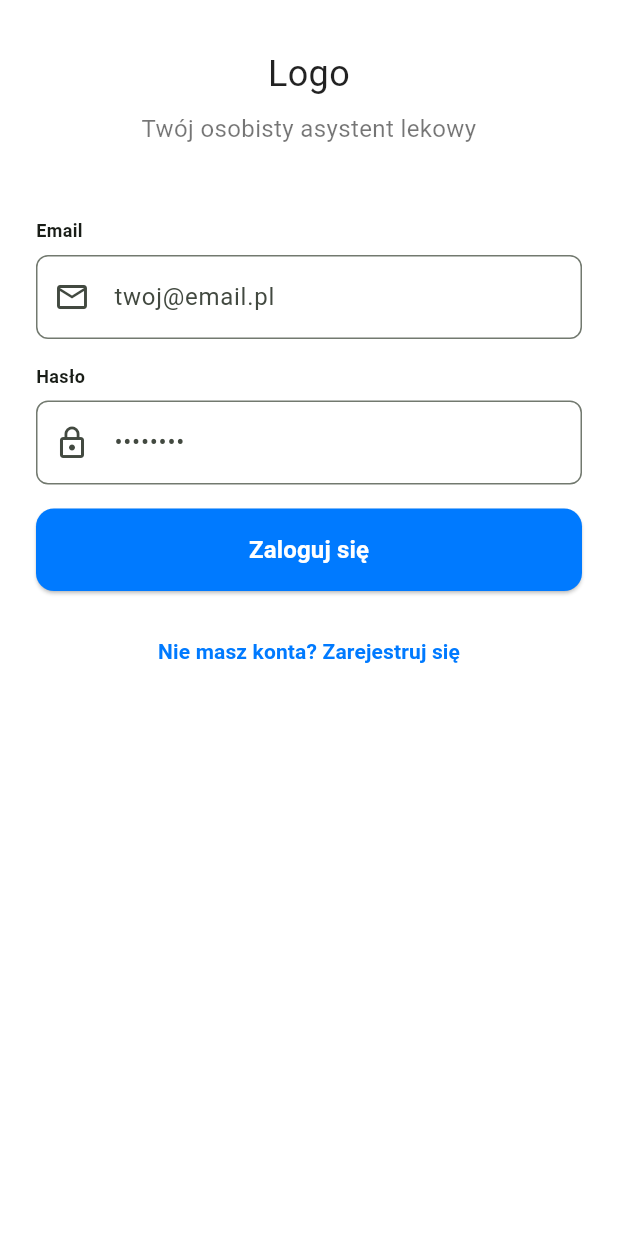
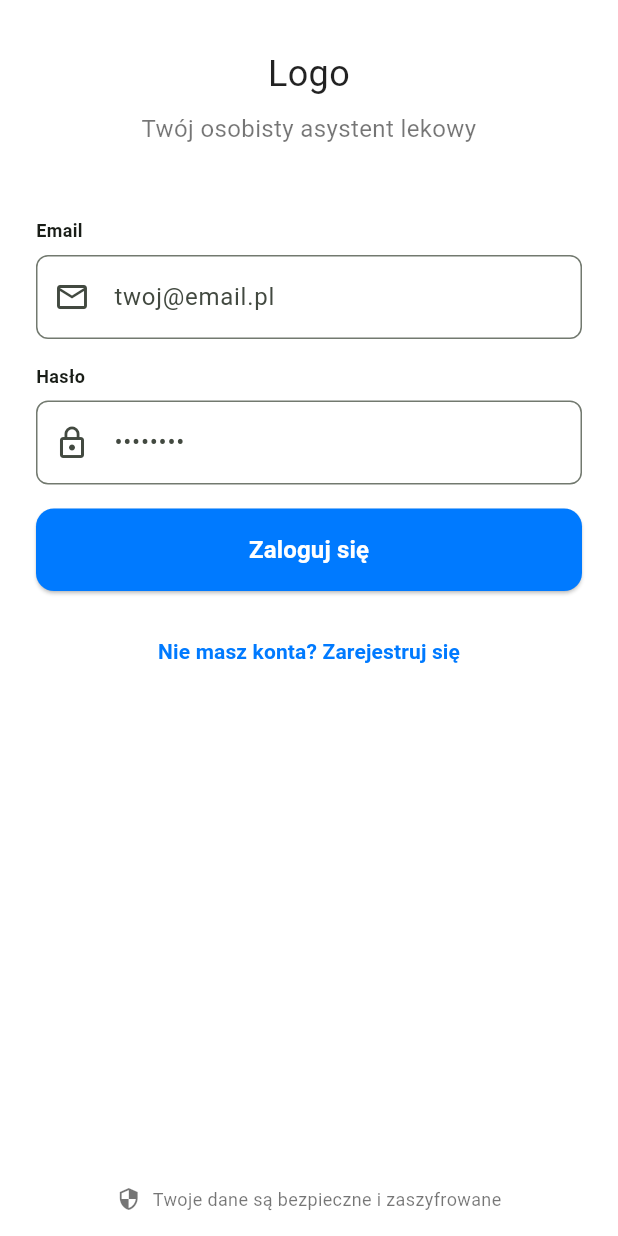
Before and after one commit to MATPOK/PILL4U, a Flutter app: the LoginScreen screen opened directly, on a phone screen of 412 x 824 dp. Run offline on Flutter 3.47's test engine with Material 3 defaults, Android fonts, the phone set to English and light mode, and no system bars.

Commit message:
Dodanie stopki bezpieczeństwa i układ

```diff
--- a/frontend/lib/screens/login_screen.dart
+++ b/frontend/lib/screens/login_screen.dart
@@ -16,6 +16,9 @@ class _LoginScreenState extends State<LoginScreen> {
     return Scaffold(
       backgroundColor: Colors.white,
       body: SafeArea(
+        child: Column(
+          children: [
+            Expanded(
               child: SingleChildScrollView(
                 padding: const EdgeInsets.symmetric(horizontal: 24.0, vertical: 32.0),
                 child: Column(
@@ -110,6 +113,20 @@ class _LoginScreenState extends State<LoginScreen> {
                 ),
               ),
             ),
+            Padding(
+              padding: const EdgeInsets.all(16.0),
+              child: Row(
+                mainAxisAlignment: MainAxisAlignment.center,
+                children: const [
+                  Icon(Icons.security, size: 16, color: Colors.black54),
+                  SizedBox(width: 8),
+                  Text('Twoje dane są bezpieczne i zaszyfrowane', style: TextStyle(color: Colors.black54, fontSize: 12)),
+                ],
+              ),
+            ),
+          ],
+        ),
+      ),
     );
   }
 }
```
Lines whose indentation alone changed are shown as unchanged.
